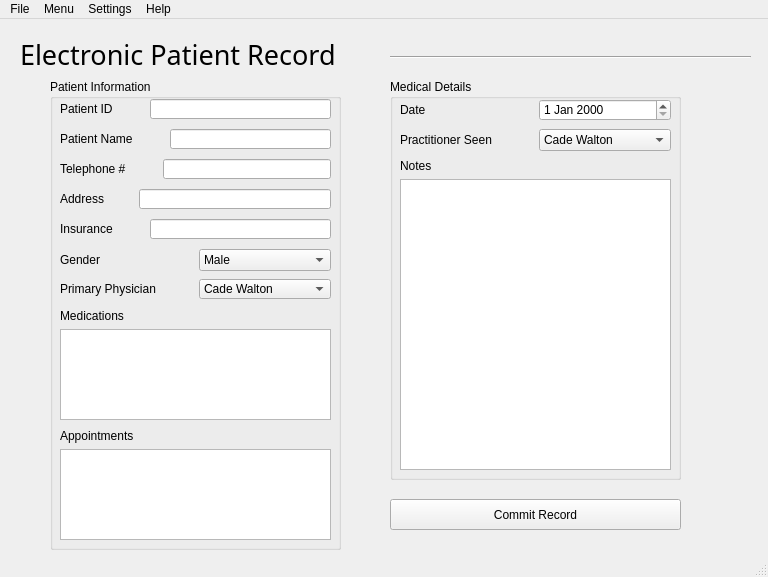
First picture: the form in cigya/ui/er.ui, repository CS532-Marlboro-Health-Tracker/Cigya, before the edit.
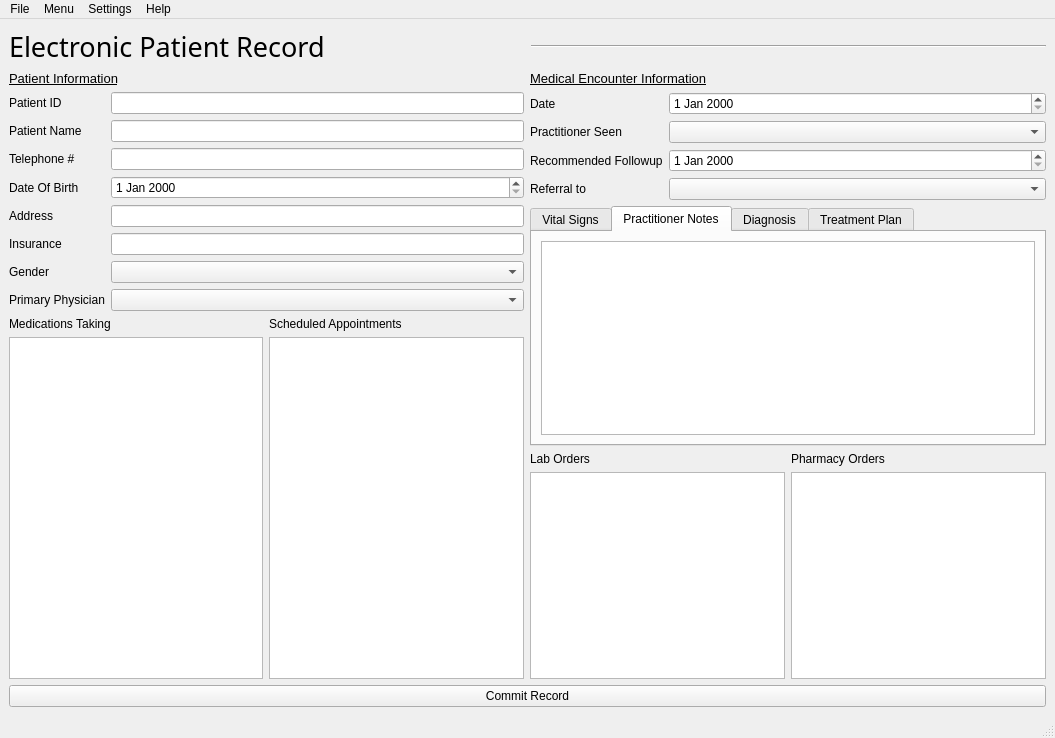
Second picture: the form after the edit. The open tabs and pages were chosen to show the change.

Commit message: Login, Main and ER revision 2

Diff of the .ui file:
```diff
--- a/cigya/ui/er.ui
+++ b/cigya/ui/er.ui
@@ -6,8 +6,8 @@
    <rect>
     <x>0</x>
     <y>0</y>
-    <width>768</width>
-    <height>577</height>
+    <width>1055</width>
+    <height>738</height>
    </rect>
   </property>
   <property name="windowTitle">
@@ -20,15 +20,20 @@
    <property name="autoFillBackground">
     <bool>false</bool>
    </property>
+   <layout class="QVBoxLayout" name="verticalLayout_4">
+    <property name="sizeConstraint">
+     <enum>QLayout::SetDefaultConstraint</enum>
+    </property>
+    <item>
+     <layout class="QHBoxLayout" name="EPRTitle">
+      <property name="spacing">
+       <number>6</number>
+      </property>
+      <property name="leftMargin">
+       <number>0</number>
+      </property>
+      <item>
    <widget class="QLabel" name="label">
-    <property name="geometry">
-     <rect>
-      <x>20</x>
-      <y>10</y>
-      <width>441</width>
-      <height>51</height>
-     </rect>
-    </property>
     <property name="font">
      <font>
       <family>Segoe Print</family>
@@ -39,362 +44,314 @@
      <string>Electronic Patient Record</string>
     </property>
    </widget>
+      </item>
+      <item>
    <widget class="Line" name="line">
-    <property name="geometry">
-     <rect>
-      <x>390</x>
-      <y>30</y>
-      <width>361</width>
-      <height>16</height>
-     </rect>
-    </property>
     <property name="orientation">
      <enum>Qt::Horizontal</enum>
     </property>
    </widget>
-   <widget class="QGroupBox" name="groupBox">
-    <property name="geometry">
-     <rect>
-      <x>50</x>
-      <y>60</y>
-      <width>291</width>
-      <height>471</height>
-     </rect>
-    </property>
-    <property name="title">
+      </item>
+     </layout>
+    </item>
+    <item>
+     <layout class="QHBoxLayout" name="mainData">
+      <property name="spacing">
+       <number>6</number>
+      </property>
+      <item>
+       <layout class="QVBoxLayout" name="PatientInformation">
+        <property name="sizeConstraint">
+         <enum>QLayout::SetMinimumSize</enum>
+        </property>
+        <item>
+         <widget class="QLabel" name="label_3">
+          <property name="font">
+           <font>
+            <pointsize>10</pointsize>
+            <underline>true</underline>
+           </font>
+          </property>
+          <property name="text">
      <string>Patient Information</string>
     </property>
-    <widget class="QSplitter" name="splitter">
-     <property name="geometry">
-      <rect>
-       <x>10</x>
-       <y>50</y>
-       <width>271</width>
-       <height>20</height>
-      </rect>
-     </property>
-     <property name="orientation">
-      <enum>Qt::Horizontal</enum>
-     </property>
-     <property name="handleWidth">
-      <number>1</number>
-     </property>
-     <widget class="QLabel" name="label_2">
-      <property name="text">
-       <string>Patient Name</string>
-      </property>
-     </widget>
-     <widget class="QLineEdit" name="lineEdit"/>
-    </widget>
-    <widget class="QSplitter" name="splitter_3">
-     <property name="geometry">
-      <rect>
-       <x>10</x>
-       <y>20</y>
-       <width>271</width>
-       <height>20</height>
-      </rect>
-     </property>
-     <property name="orientation">
-      <enum>Qt::Horizontal</enum>
-     </property>
-     <property name="handleWidth">
-      <number>1</number>
-     </property>
-     <widget class="QLabel" name="label_4">
+         </widget>
+        </item>
+        <item>
+         <layout class="QFormLayout" name="formLayout_2">
+          <item row="0" column="0">
+           <widget class="QLabel" name="patientIDLabel">
       <property name="text">
        <string>Patient ID</string>
       </property>
      </widget>
-     <widget class="QLineEdit" name="lineEdit_3"/>
-    </widget>
-    <widget class="QSplitter" name="splitter_4">
-     <property name="geometry">
-      <rect>
-       <x>10</x>
-       <y>80</y>
-       <width>271</width>
-       <height>20</height>
-      </rect>
-     </property>
-     <property name="orientation">
-      <enum>Qt::Horizontal</enum>
-     </property>
-     <property name="handleWidth">
-      <number>1</number>
-     </property>
-     <widget class="QLabel" name="label_5">
+          </item>
+          <item row="0" column="1">
+           <widget class="QLineEdit" name="patientIDLineEdit"/>
+          </item>
+          <item row="1" column="0">
+           <widget class="QLabel" name="patientNameLabel_2">
+            <property name="text">
+             <string>Patient Name</string>
+            </property>
+           </widget>
+          </item>
+          <item row="1" column="1">
+           <widget class="QLineEdit" name="patientNameLineEdit_2"/>
+          </item>
+          <item row="2" column="0">
+           <widget class="QLabel" name="telephoneLabel_2">
       <property name="text">
        <string>Telephone #</string>
       </property>
      </widget>
-     <widget class="QLineEdit" name="lineEdit_4"/>
-    </widget>
-    <widget class="QSplitter" name="splitter_5">
-     <property name="geometry">
-      <rect>
-       <x>10</x>
-       <y>110</y>
-       <width>271</width>
-       <height>20</height>
-      </rect>
-     </property>
-     <property name="orientation">
-      <enum>Qt::Horizontal</enum>
-     </property>
-     <property name="handleWidth">
-      <number>1</number>
-     </property>
-     <widget class="QLabel" name="label_6">
+          </item>
+          <item row="2" column="1">
+           <widget class="QLineEdit" name="telephoneLineEdit_2"/>
+          </item>
+          <item row="3" column="0">
+           <widget class="QLabel" name="dateOfBirthLabel_2">
+            <property name="text">
+             <string>Date Of Birth</string>
+            </property>
+           </widget>
+          </item>
+          <item row="3" column="1">
+           <widget class="QDateEdit" name="dateOfBirthDateEdit_2"/>
+          </item>
+          <item row="4" column="0">
+           <widget class="QLabel" name="addressLabel_2">
       <property name="text">
        <string>Address</string>
       </property>
      </widget>
-     <widget class="QLineEdit" name="lineEdit_5"/>
-    </widget>
-    <widget class="QSplitter" name="splitter_6">
-     <property name="geometry">
-      <rect>
-       <x>10</x>
-       <y>140</y>
-       <width>271</width>
-       <height>20</height>
-      </rect>
-     </property>
-     <property name="orientation">
-      <enum>Qt::Horizontal</enum>
-     </property>
-     <property name="handleWidth">
-      <number>1</number>
-     </property>
-     <widget class="QLabel" name="label_7">
+          </item>
+          <item row="4" column="1">
+           <widget class="QLineEdit" name="addressLineEdit_2"/>
+          </item>
+          <item row="5" column="0">
+           <widget class="QLabel" name="insuranceLabel_2">
       <property name="text">
        <string>Insurance</string>
       </property>
      </widget>
-     <widget class="QLineEdit" name="lineEdit_6"/>
-    </widget>
-    <widget class="QWidget" name="">
-     <property name="geometry">
-      <rect>
-       <x>10</x>
-       <y>170</y>
-       <width>271</width>
-       <height>22</height>
-      </rect>
-     </property>
-     <layout class="QHBoxLayout" name="horizontalLayout">
-      <item>
-       <widget class="QLabel" name="label_9">
+          </item>
+          <item row="5" column="1">
+           <widget class="QLineEdit" name="insuranceLineEdit_2"/>
+          </item>
+          <item row="6" column="0">
+           <widget class="QLabel" name="genderLabel_2">
         <property name="text">
          <string>Gender</string>
         </property>
        </widget>
       </item>
-      <item>
-       <widget class="QComboBox" name="comboBox">
-        <item>
-         <property name="text">
-          <string>Male</string>
-         </property>
-        </item>
-        <item>
-         <property name="text">
-          <string>Female</string>
-         </property>
-        </item>
-       </widget>
-      </item>
-     </layout>
-    </widget>
-    <widget class="QWidget" name="layoutWidget">
-     <property name="geometry">
-      <rect>
-       <x>10</x>
-       <y>350</y>
-       <width>271</width>
-       <height>111</height>
-      </rect>
-     </property>
-     <layout class="QVBoxLayout" name="verticalLayout_2">
-      <item>
-       <widget class="QLabel" name="label_12">
-        <property name="text">
-         <string>Appointments</string>
-        </property>
-       </widget>
-      </item>
-      <item>
-       <widget class="QListView" name="listView_2"/>
-      </item>
-     </layout>
-    </widget>
-    <widget class="QWidget" name="layoutWidget_2">
-     <property name="geometry">
-      <rect>
-       <x>10</x>
-       <y>200</y>
-       <width>271</width>
-       <height>20</height>
-      </rect>
-     </property>
-     <layout class="QHBoxLayout" name="horizontalLayout_2">
-      <item>
-       <widget class="QLabel" name="label_10">
+          <item row="6" column="1">
+           <widget class="QComboBox" name="genderComboBox_2"/>
+          </item>
+          <item row="7" column="0">
+           <widget class="QLabel" name="primaryPhysicianLabel_2">
         <property name="text">
          <string>Primary Physician</string>
         </property>
        </widget>
       </item>
-      <item>
-       <widget class="QComboBox" name="comboBox_2">
-        <item>
-         <property name="text">
-          <string>Cade Walton</string>
-         </property>
-        </item>
-        <item>
-         <property name="text">
-          <string>Frida Andersson</string>
-         </property>
-        </item>
-       </widget>
-      </item>
-     </layout>
-    </widget>
-    <widget class="QWidget" name="">
-     <property name="geometry">
-      <rect>
-       <x>10</x>
-       <y>230</y>
-       <width>271</width>
-       <height>111</height>
-      </rect>
-     </property>
+          <item row="7" column="1">
+           <widget class="QComboBox" name="primaryPhysicianComboBox_2"/>
+          </item>
+         </layout>
+        </item>
+        <item>
+         <layout class="QHBoxLayout" name="horizontalLayout_2">
+          <item>
      <layout class="QVBoxLayout" name="verticalLayout">
       <item>
-       <widget class="QLabel" name="label_11">
+             <widget class="QLabel" name="label_4">
         <property name="text">
-         <string>Medications</string>
+               <string>Medications Taking</string>
         </property>
        </widget>
       </item>
       <item>
-       <widget class="QListView" name="listView"/>
-      </item>
-     </layout>
-    </widget>
-   </widget>
-   <widget class="QGroupBox" name="groupBox_2">
-    <property name="geometry">
-     <rect>
-      <x>390</x>
-      <y>60</y>
-      <width>291</width>
-      <height>401</height>
-     </rect>
-    </property>
-    <property name="title">
-     <string>Medical Details</string>
-    </property>
-    <widget class="QWidget" name="">
-     <property name="geometry">
-      <rect>
-       <x>10</x>
-       <y>20</y>
-       <width>271</width>
-       <height>22</height>
-      </rect>
-     </property>
-     <layout class="QHBoxLayout" name="horizontalLayout_3">
+             <widget class="QListWidget" name="listWidget_2"/>
+            </item>
+           </layout>
+          </item>
+          <item>
+           <layout class="QVBoxLayout" name="verticalLayout_2">
+            <item>
+             <widget class="QLabel" name="label_5">
+              <property name="text">
+               <string>Scheduled Appointments</string>
+              </property>
+             </widget>
+            </item>
+            <item>
+             <widget class="QListWidget" name="listWidget"/>
+            </item>
+           </layout>
+          </item>
+         </layout>
+        </item>
+       </layout>
+      </item>
+      <item>
+       <layout class="QVBoxLayout" name="verticalLayout_3">
+        <item>
+         <widget class="QLabel" name="label_2">
+          <property name="font">
+           <font>
+            <pointsize>10</pointsize>
+            <underline>true</underline>
+           </font>
+          </property>
+          <property name="text">
+           <string>Medical Encounter Information</string>
+          </property>
+         </widget>
+        </item>
       <item>
-       <widget class="QLabel" name="label_3">
+         <layout class="QFormLayout" name="formLayout">
+          <item row="0" column="0">
+           <widget class="QLabel" name="dateLabel">
         <property name="text">
          <string>Date</string>
         </property>
        </widget>
       </item>
-      <item>
-       <widget class="QDateEdit" name="dateEdit"/>
-      </item>
-     </layout>
-    </widget>
-    <widget class="QWidget" name="layoutWidget_3">
-     <property name="geometry">
-      <rect>
-       <x>10</x>
-       <y>50</y>
-       <width>271</width>
-       <height>22</height>
-      </rect>
-     </property>
-     <layout class="QHBoxLayout" name="horizontalLayout_4">
-      <item>
-       <widget class="QLabel" name="label_14">
+          <item row="0" column="1">
+           <widget class="QDateEdit" name="dateDateEdit"/>
+          </item>
+          <item row="1" column="0">
+           <widget class="QLabel" name="practitionerSeenLabel_2">
         <property name="text">
          <string>Practitioner Seen</string>
         </property>
        </widget>
       </item>
-      <item>
-       <widget class="QComboBox" name="comboBox_3">
-        <item>
+          <item row="1" column="1">
+           <widget class="QComboBox" name="practitionerSeenComboBox_2"/>
+          </item>
+          <item row="2" column="0">
+           <widget class="QLabel" name="recommendedFollowupLabel">
          <property name="text">
-          <string>Cade Walton</string>
-         </property>
-        </item>
-        <item>
+             <string>Recommended Followup</string>
+            </property>
+           </widget>
+          </item>
+          <item row="2" column="1">
+           <widget class="QDateEdit" name="recommendedFollowupDateEdit"/>
+          </item>
+          <item row="3" column="0">
+           <widget class="QLabel" name="referralToLabel">
          <property name="text">
-          <string>Frida Andersson</string>
-         </property>
-        </item>
-       </widget>
-      </item>
-     </layout>
-    </widget>
-    <widget class="QWidget" name="">
-     <property name="geometry">
-      <rect>
-       <x>10</x>
-       <y>80</y>
-       <width>271</width>
-       <height>311</height>
-      </rect>
-     </property>
-     <layout class="QVBoxLayout" name="verticalLayout_3">
-      <item>
-       <widget class="QLabel" name="label_13">
-        <property name="text">
-         <string>Notes</string>
-        </property>
-       </widget>
-      </item>
+             <string>Referral to</string>
+            </property>
+           </widget>
+          </item>
+          <item row="3" column="1">
+           <widget class="QComboBox" name="referralToComboBox"/>
+          </item>
+         </layout>
+        </item>
+        <item>
+         <widget class="QTabWidget" name="tabWidget">
+          <property name="currentIndex">
+           <number>0</number>
+          </property>
+          <widget class="QWidget" name="PatientComplaints">
+           <attribute name="title">
+            <string>Vital Signs</string>
+           </attribute>
+           <layout class="QVBoxLayout" name="verticalLayout_7">
       <item>
        <widget class="QTextEdit" name="textEdit"/>
       </item>
      </layout>
     </widget>
-   </widget>
+          <widget class="QWidget" name="tab_2">
+           <attribute name="title">
+            <string>Practitioner Notes</string>
+           </attribute>
+           <layout class="QVBoxLayout" name="verticalLayout_10">
+            <item>
+             <widget class="QTextEdit" name="textEdit_2"/>
+            </item>
+           </layout>
+          </widget>
+          <widget class="QWidget" name="tab">
+           <attribute name="title">
+            <string>Diagnosis</string>
+           </attribute>
+           <layout class="QVBoxLayout" name="verticalLayout_11">
+            <item>
+             <widget class="QTextEdit" name="textEdit_3"/>
+            </item>
+           </layout>
+          </widget>
+          <widget class="QWidget" name="tab_3">
+           <attribute name="title">
+            <string>Treatment Plan</string>
+           </attribute>
+           <layout class="QVBoxLayout" name="verticalLayout_12">
+            <item>
+             <widget class="QTextEdit" name="textEdit_4"/>
+            </item>
+           </layout>
+          </widget>
+         </widget>
+        </item>
+        <item>
+         <layout class="QHBoxLayout" name="horizontalLayout_4">
+          <item>
+           <layout class="QVBoxLayout" name="verticalLayout_8">
+            <item>
+             <widget class="QLabel" name="label_6">
+              <property name="text">
+               <string>Lab Orders</string>
+              </property>
+             </widget>
+            </item>
+            <item>
+             <widget class="QListView" name="listView"/>
+            </item>
+           </layout>
+          </item>
+          <item>
+           <layout class="QVBoxLayout" name="verticalLayout_9">
+            <item>
+             <widget class="QLabel" name="label_7">
+              <property name="text">
+               <string>Pharmacy Orders</string>
+              </property>
+             </widget>
+            </item>
+            <item>
+             <widget class="QListWidget" name="listWidget_3"/>
+            </item>
+           </layout>
+          </item>
+         </layout>
+        </item>
+       </layout>
+      </item>
+     </layout>
+    </item>
+    <item>
    <widget class="QPushButton" name="pushButton">
-    <property name="geometry">
-     <rect>
-      <x>390</x>
-      <y>480</y>
-      <width>291</width>
-      <height>31</height>
-     </rect>
-    </property>
     <property name="text">
      <string>Commit Record</string>
     </property>
    </widget>
+    </item>
+   </layout>
   </widget>
   <widget class="QMenuBar" name="menubar">
    <property name="geometry">
     <rect>
      <x>0</x>
      <y>0</y>
-     <width>768</width>
+     <width>1055</width>
      <height>21</height>
     </rect>
    </property>
```
Lines whose indentation alone changed are shown as unchanged. The commit also changes 2 other files.
